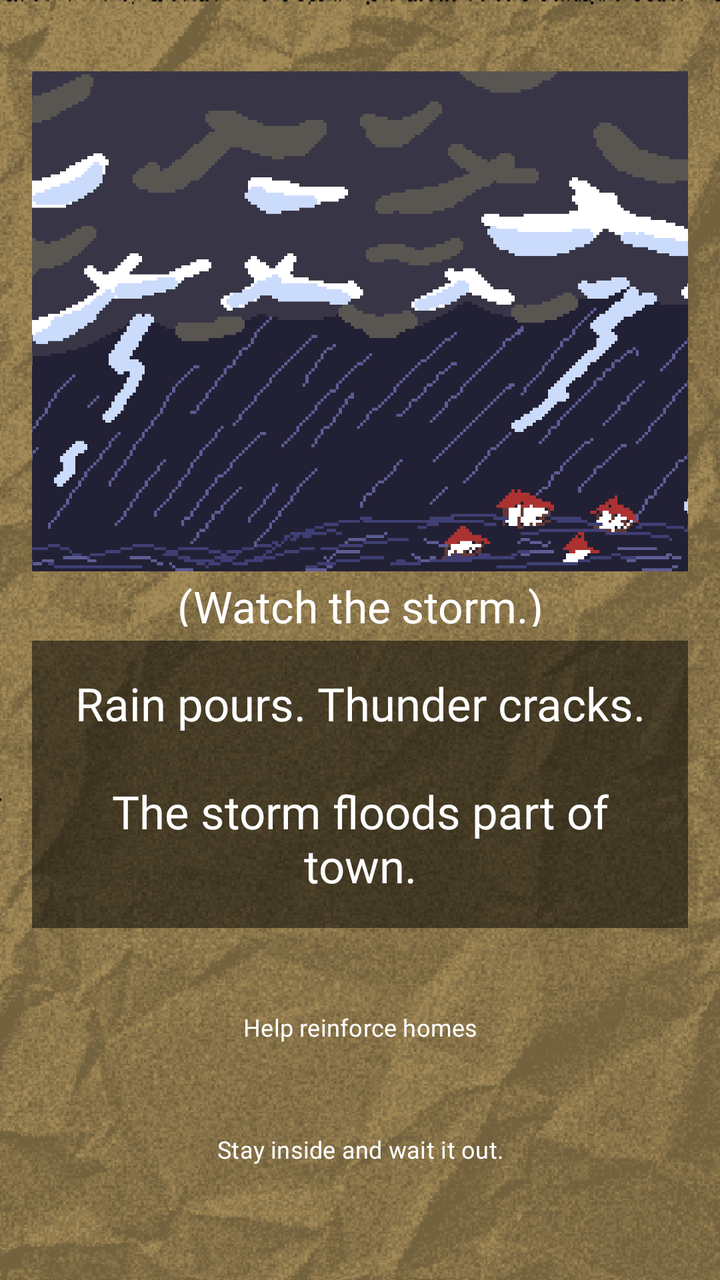
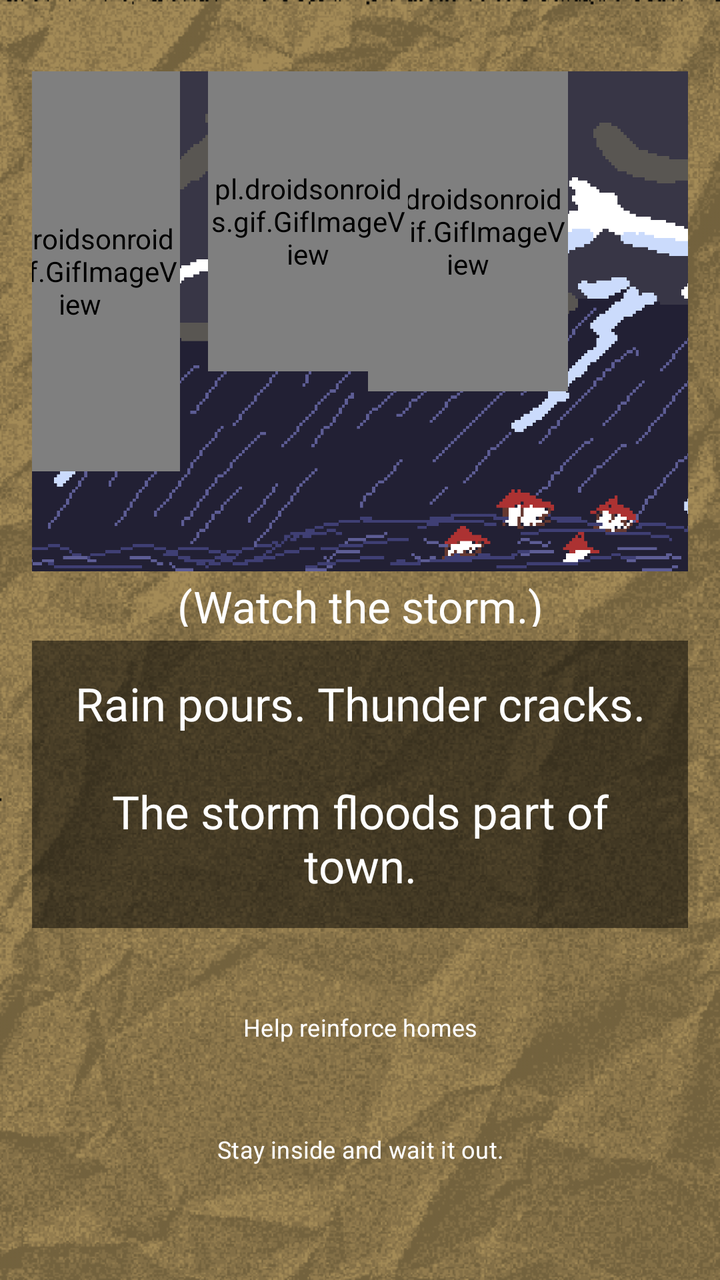

Screens rendered from an Android XML layout before and after an edit, with the pre-edit source and the edit as a unified diff.
<!-- AndroidManifest.xml: application theme Theme.ChoiceQuest -->
<!-- res/layout/activity_page2_1_3_2.xml -->
<?xml version="1.0" encoding="utf-8"?>
<LinearLayout xmlns:android="http://schemas.android.com/apk/res/android"
    xmlns:app="http://schemas.android.com/apk/res-auto"
    xmlns:tools="http://schemas.android.com/tools"
    android:id="@+id/page2_1_3_2"
    android:layout_width="match_parent"
    android:layout_height="match_parent"
    android:background="@drawable/papertexture_"
    android:backgroundTint="#f8e7c2"
    android:backgroundTintMode="multiply"
    android:gravity="center"
    android:orientation="vertical"
    android:padding="16dp"
    tools:context=".Page2_1_3_2">

    <View
        android:layout_width="match_parent"
        android:layout_height="0dp"
        android:layout_weight="1"/>

    <ImageView
        android:id="@+id/imageView"
        android:layout_width="412dp"
        android:layout_height="250dp"
        android:src="@drawable/page2_1_3_2"/>

    <View
        android:layout_width="match_parent"
        android:layout_height="1dp"
        android:layout_weight="0.1"/>

    <TextView
        android:layout_width="match_parent"
        android:layout_height="25dp"
        android:gravity="center"
        android:fontFamily="@font/pixelspace"
        android:textSize="22sp"
        android:text="(Watch the storm.)"
        android:textColor="@color/white"/>

    <View
        android:layout_width="match_parent"
        android:layout_height="1dp"
        android:layout_weight="0.3"/>

    <TextView
        android:layout_width="match_parent"
        android:layout_height="wrap_content"
        android:id="@+id/tv_page2_1_3_2"
        android:fontFamily="@font/pixelgame_font"
        android:gravity="center"
        android:padding="16dp"
        android:background="#80000000"
        android:text="Rain pours. Thunder cracks.\n\nThe storm floods part of town."
        android:textColor="@color/white"
        android:textSize="23sp"
        android:layout_marginBottom="16dp"/>
    <View
        android:layout_width="match_parent"
        android:layout_height="1dp"
        android:layout_weight="0.5"/>
    <Button
        android:id="@+id/btnStayHelp"
        android:layout_width="410dp"
        android:layout_height="45dp"
        android:text="Help reinforce homes"
        android:background="@android:color/transparent"
        android:fontFamily="@font/quest_font"
        android:textSize="12sp"
        android:layout_marginBottom="16dp"
        android:onClick="page2_1_3_2_1"/>

    <Button
        android:id="@+id/btnLeaveTell"
        android:layout_width="410dp"
        android:layout_height="45dp"
        android:layout_marginBottom="16dp"
        android:background="@android:color/transparent"
        android:fontFamily="@font/quest_font"
        android:text="Stay inside and wait it out."
        android:textSize="12sp"
        android:onClick="page2_1_3_2_2"/>

    <View
        android:layout_width="match_parent"
        android:layout_height="1dp"
        android:layout_weight="0.5"/>

</LinearLayout>
<!-- resources referenced by this layout -->
<resources>
  <color name="white">#FFFFFF</color>
  <!-- drawable page2_1_3_2: png bitmap (drawable, 32541 bytes) -->
  <!-- drawable papertexture_: png bitmap (drawable, 156948 bytes) -->
  <style name="Theme.ChoiceQuest" parent="Base.Theme.ChoiceQuest" />
  <style name="Base.Theme.ChoiceQuest" parent="Theme.Material3.DayNight.NoActionBar">
          
          
      </style>
</resources>

<!-- the commit's change to res/layout/activity_page2_1_3_2.xml (unified diff, before → after) -->
@@ -18,11 +18,41 @@
         android:layout_height="0dp"
         android:layout_weight="1"/>
 
-    <ImageView
-        android:id="@+id/imageView"
+    <FrameLayout
         android:layout_width="412dp"
-        android:layout_height="250dp"
-        android:src="@drawable/page2_1_3_2"/>
+        android:layout_height="250dp">
+
+        <ImageView
+            android:id="@+id/imageView"
+            android:layout_width="match_parent"
+            android:layout_height="match_parent"
+            android:src="@drawable/page2_1_3_2"/>
+
+        <pl.droidsonroids.gif.GifImageView
+            android:id="@+id/thunderGif0"
+            android:layout_width="100dp"
+            android:layout_height="160dp"
+            android:layout_marginTop="0dp"
+            android:layout_marginLeft="210dp"
+            android:src="@drawable/thunder_vfx0" />
+
+        <pl.droidsonroids.gif.GifImageView
+            android:id="@+id/thunderGif1"
+            android:layout_width="100dp"
+            android:layout_height="150dp"
+            android:layout_marginTop="0dp"
+            android:layout_marginLeft="130dp"
+            android:src="@drawable/thunder_vfx0" />
+
+        <pl.droidsonroids.gif.GifImageView
+            android:id="@+id/thunderGif2"
+            android:layout_width="100dp"
+            android:layout_height="200dp"
+            android:layout_marginTop="-0dp"
+            android:layout_marginLeft="16dp"
+            android:src="@drawable/thunder_vfx0"/>
+
+    </FrameLayout>
 
     <View
         android:layout_width="match_parent"
@@ -55,10 +85,12 @@
         android:textColor="@color/white"
         android:textSize="23sp"
         android:layout_marginBottom="16dp"/>
+
     <View
         android:layout_width="match_parent"
         android:layout_height="1dp"
         android:layout_weight="0.5"/>
+
     <Button
         android:id="@+id/btnStayHelp"
         android:layout_width="410dp"
<!-- resource entries referenced after the edit -->
@@ -3,6 +3,7 @@
   <color name="white">#FFFFFF</color>
   <!-- drawable page2_1_3_2: png bitmap (drawable, 32541 bytes) -->
   <!-- drawable papertexture_: png bitmap (drawable, 156948 bytes) -->
+  <!-- drawable thunder_vfx0: gif bitmap (drawable, 8511 bytes) -->
   <style name="Theme.ChoiceQuest" parent="Base.Theme.ChoiceQuest" />
   <style name="Base.Theme.ChoiceQuest" parent="Theme.Material3.DayNight.NoActionBar">
           
